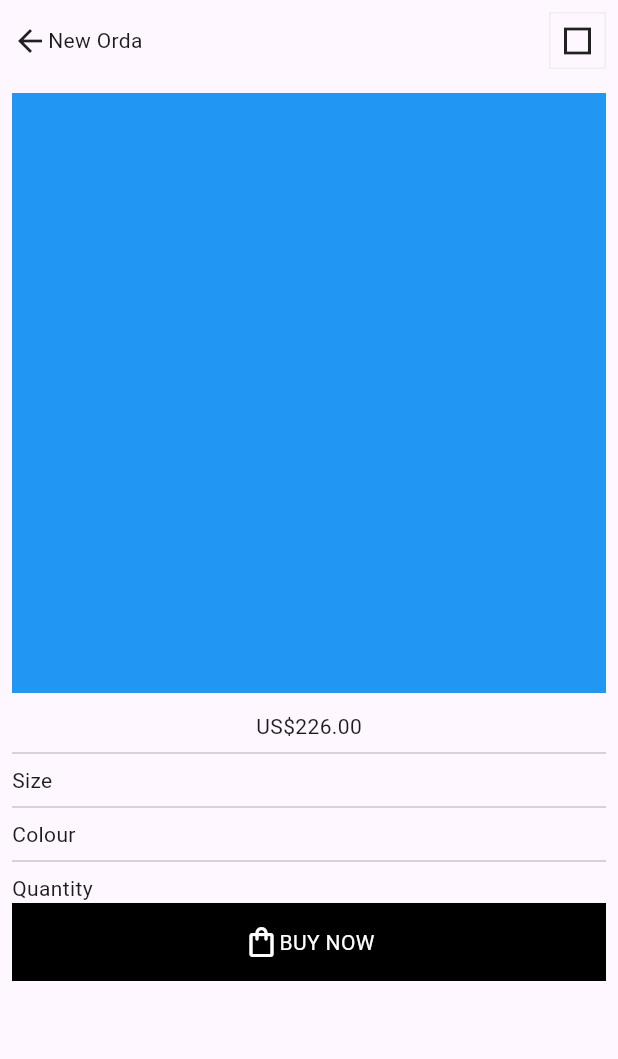
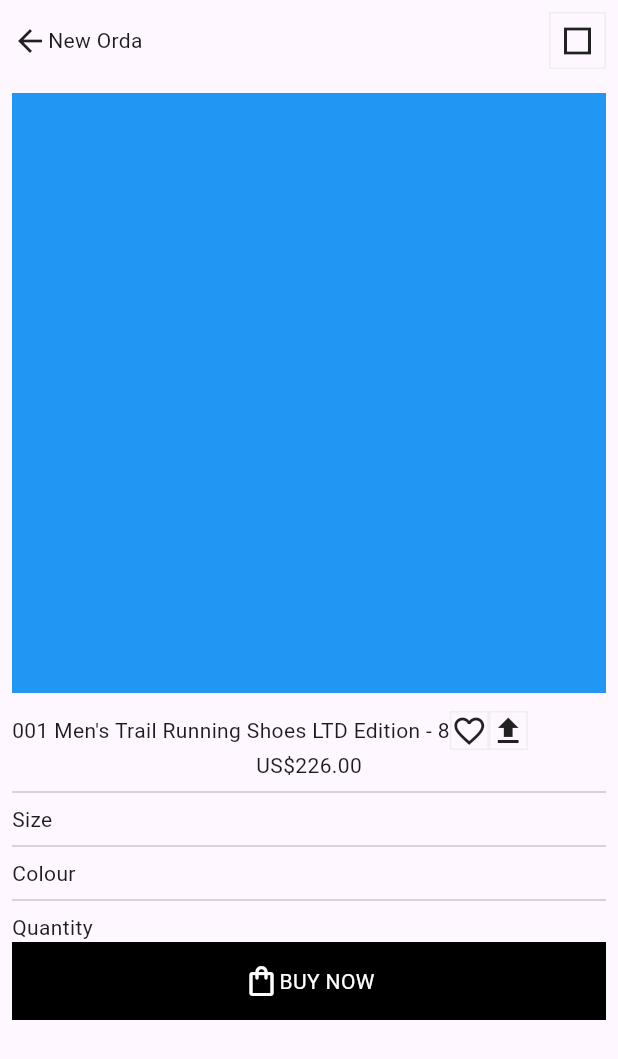
Before and after one commit to JAICHANGPARK/flutter_notebook_chapter_37, a Flutter app: the SneakersDetailPage screen opened directly, on a phone screen of 412 x 824 dp. Shown: the top 1059 px of the screen. Run offline on Flutter 3.47's test engine with Material 3 defaults, Android fonts, the phone set to English and light mode, and no system bars; our stand-ins replace dots_indicator, gap, google_fonts.

Commit message:
Update sneakers_detail_page.dart

```diff
--- a/lib/ep1869_sneakers_app/view/sneakers_detail_page.dart
+++ b/lib/ep1869_sneakers_app/view/sneakers_detail_page.dart
@@ -47,7 +47,29 @@ class _SneakersDetailPageState extends State<SneakersDetailPage> {
               ),
               Gap(12),
               Row(
-                children: [],
+                children: [
+                  Text("001 Men's Trail Running Shoes LTD Edition - 8"),
+                  Container(
+                    decoration: BoxDecoration(
+                      border: Border.all(
+                        color: Colors.grey[200]!,
+                      ),
+                    ),
+                    child: Icon(
+                      Icons.favorite_border,
+                    ),
+                  ),
+                  Container(
+                    decoration: BoxDecoration(
+                      border: Border.all(
+                        color: Colors.grey[200]!,
+                      ),
+                    ),
+                    child: Icon(
+                      Icons.upload,
+                    ),
+                  )
+                ],
               ),
               Row(
                 children: [],
```
